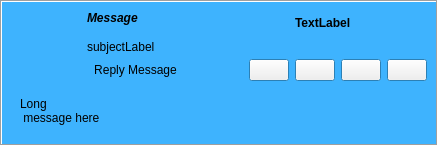
The window that retroshare-gui/src/gui/feeds/MsgItem.ui (RetroShare/RetroShare) describes before a commit, drawn with Qt 5.
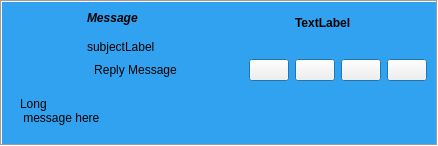
The same window after the commit. Icons and pictures are not drawn. Custom widgets are drawn as their Qt base class.

Patch:
```diff
--- a/retroshare-gui/src/gui/feeds/MsgItem.ui
+++ b/retroshare-gui/src/gui/feeds/MsgItem.ui
@@ -28,9 +28,9 @@
         <colorrole role="Window">
          <brush brushstyle="SolidPattern">
           <color alpha="255">
-           <red>62</red>
-           <green>179</green>
-           <blue>254</blue>
+           <red>48</red>
+           <green>162</green>
+           <blue>240</blue>
           </color>
          </brush>
         </colorrole>
@@ -39,9 +39,9 @@
         <colorrole role="Window">
          <brush brushstyle="SolidPattern">
           <color alpha="255">
-           <red>62</red>
-           <green>179</green>
-           <blue>254</blue>
+           <red>48</red>
+           <green>162</green>
+           <blue>240</blue>
           </color>
          </brush>
         </colorrole>
@@ -50,9 +50,9 @@
         <colorrole role="Window">
          <brush brushstyle="SolidPattern">
           <color alpha="255">
-           <red>62</red>
-           <green>179</green>
-           <blue>254</blue>
+           <red>48</red>
+           <green>162</green>
+           <blue>240</blue>
           </color>
          </brush>
         </colorrole>
```
